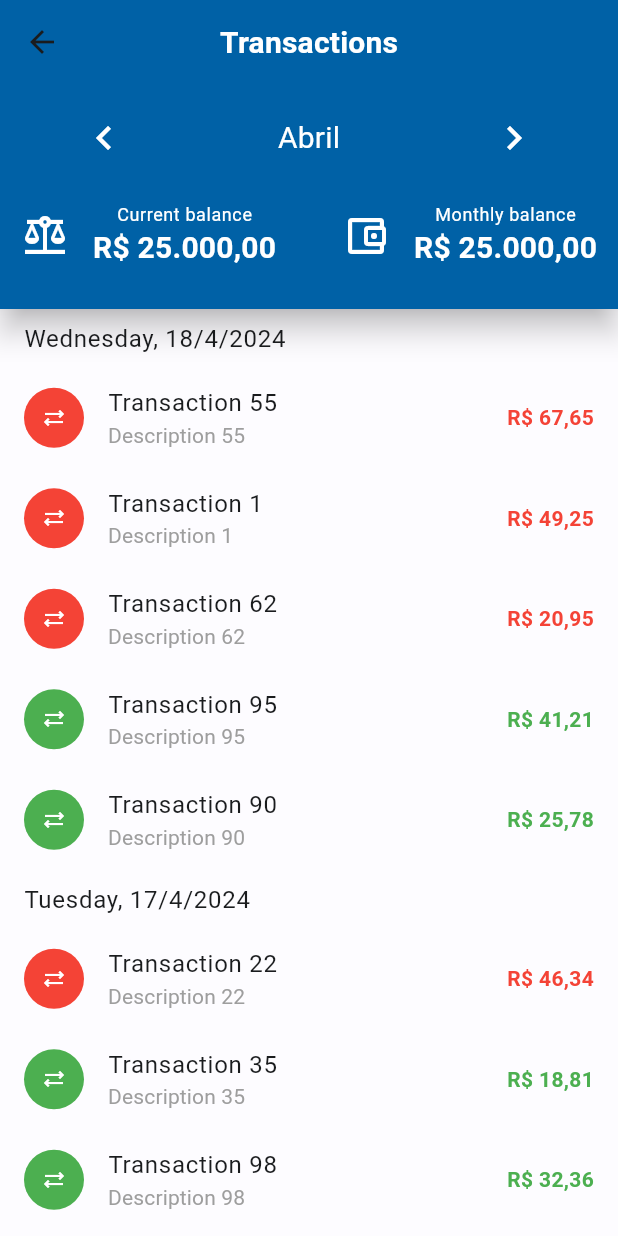
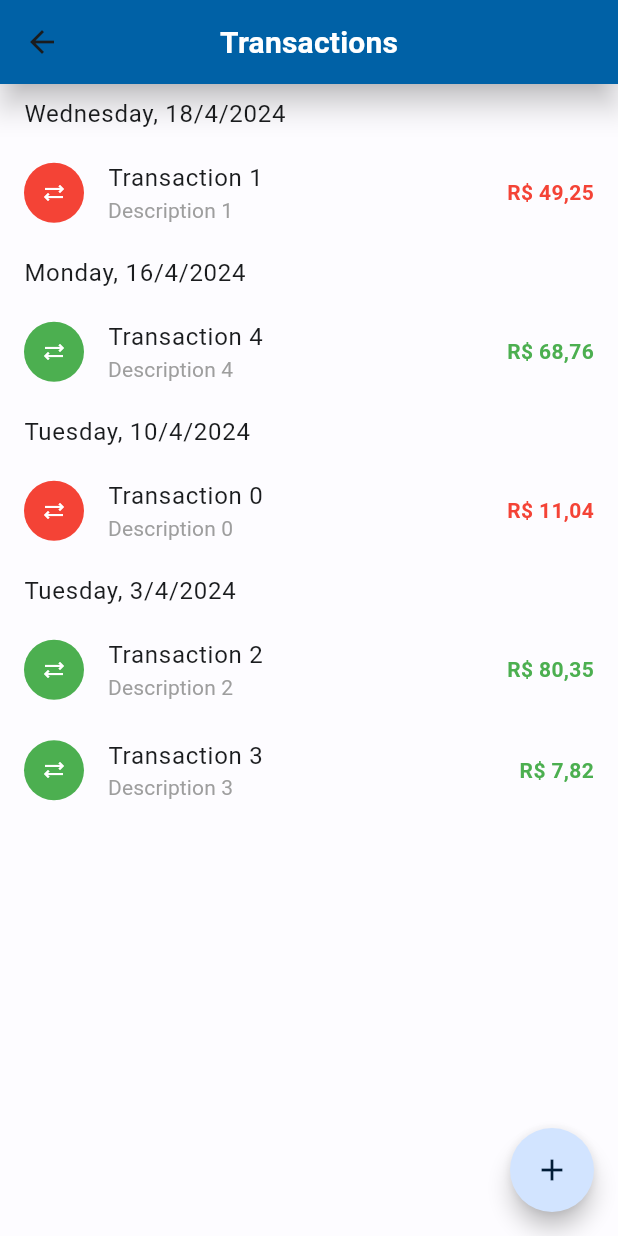
Before and after one commit to joaoduartemariucio/s_mobills, a Flutter app: the TransactionsView screen opened directly, on a phone screen of 412 x 824 dp. Run offline on Flutter 3.47's test engine with Material 3 defaults, Android fonts, the phone set to English and light mode, and no system bars; drawn by our look-alikes of flutter_expandable_fab, grouped_list; our stand-ins replace animated_text_kit, bloc, dio, equatable, flutter_bloc, flutter_secure_storage and 5 more; missing offline and left inert: dio_cache_interceptor, dio_cache_interceptor_hive_store, flutter_flavor; accounts and stored records are empty; generated files the repository leaves out were written again; Roboto replaces fonts that are missing (Roboto-Medium, Roboto-Regular); statements that could not run were skipped.

Commit message:
new transaction page

```diff
--- a/lib/core/helpers/string_helper.dart
+++ b/lib/core/helpers/string_helper.dart
@@ -6,7 +6,7 @@ class StringHelper {
     String lastLetterLastName;
 
     if (nameParts.length > 1 && nameParts.last.isNotEmpty) {
-      lastLetterLastName = nameParts.last.substring(nameParts.last.length - 1);
+      lastLetterLastName = nameParts.last.substring(0, 1);
     } else {
       lastLetterLastName = nameParts[0].substring(nameParts[0].length - 1);
     }
--- a/lib/core/navigation/routes/app_router.dart
+++ b/lib/core/navigation/routes/app_router.dart
@@ -1,8 +1,11 @@
+// ignore_for_file: no_default_cases
+
 import 'package:flutter/material.dart';
 import 'package:flutter_bloc/flutter_bloc.dart';
 import 'package:go_router/go_router.dart';
 import 'package:s_mobills/core/core.dart';
 import 'package:s_mobills/modules/modules.dart';
+import 'package:s_mobills/modules/transactions/presentation/new_transaction/view/new_transaction_page.dart';
 import 'package:s_mobills/ui/ui.dart';
 
 enum Routes {
@@ -13,6 +16,8 @@ enum Routes {
   profile,
   profileEdit,
   transactions,
+  newTransaction,
+  categories
 }
 
 extension RoutesExtension on Routes {
@@ -32,6 +37,10 @@ extension RoutesExtension on Routes {
         return 'edit';
       case Routes.transactions:
         return '/transactions';
+      case Routes.newTransaction:
+        return 'new_transaction';
+      case Routes.categories:
+        return '/categories';
     }
   }
 
@@ -39,6 +48,10 @@ extension RoutesExtension on Routes {
     switch (this) {
       case Routes.profileEdit:
         return '/profile/edit';
+      case Routes.categories:
+        return '/profile/categories';
+      case Routes.newTransaction:
+        return '/transactions/new_transaction';
       default:
         return '';
     }
@@ -76,6 +89,18 @@ class AppRouter {
             // ],
           ),
           GoRoute(
+            path: Routes.transactions.name,
+            pageBuilder: (context, state) => const NoTransitionPage(
+              child: TransactionsPage(),
+            ),
+            routes: [
+              GoRoute(
+                path: Routes.newTransaction.name,
+                builder: (context, state) => const NewTransactionPage(),
+              ),
+            ],
+          ),
+          GoRoute(
             path: Routes.profile.name,
             pageBuilder: (context, state) => const NoTransitionPage(
               child: ProfilePage(),
@@ -86,12 +111,6 @@ class AppRouter {
                 builder: (context, state) => const EditPage(),
               ),
             ],
-          ),
-          GoRoute(
-            path: Routes.transactions.name,
-            pageBuilder: (context, state) => const NoTransitionPage(
-              child: TransactionsPage(),
-            ),
           ),
         ],
       ),
@@ -111,6 +130,12 @@ class AppRouter {
         path: Routes.sign.name,
         pageBuilder: (context, state) => const NoTransitionPage(
           child: SignUpPage(),
+        ),
+      ),
+      GoRoute(
+        path: Routes.categories.name,
+        pageBuilder: (context, state) => const NoTransitionPage(
+          child: TransactionsPage(),
         ),
       ),
     ],
--- a/lib/l10n/arb/app_en.arb
+++ b/lib/l10n/arb/app_en.arb
@@ -29,5 +29,6 @@
     "home": "Home",
     "deleteAccount": "Delete account",
     "editProfileDetails": "Edit your base infos",
-    "save": "Save"
+    "save": "Save",
+    "categories": "Categories"
 }
--- a/lib/l10n/arb/app_pt.arb
+++ b/lib/l10n/arb/app_pt.arb
@@ -29,5 +29,6 @@
     "home": "Home",
     "deleteAccount": "Deletar conta",
     "editProfileDetails": "Edite as informações basicas do seu cadastro",
-    "save": "Salvar"
+    "save": "Salvar",
+    "categories": "Categorias"
 }
--- a/lib/modules/main/presentation/main/view/main_page.dart
+++ b/lib/modules/main/presentation/main/view/main_page.dart
@@ -40,7 +40,7 @@ class MainPage extends StatelessWidget {
             ),
             items: tabs,
             currentIndex: state.index,
-            type: BottomNavigationBarType.fixed,
+            type: BottomNavigationBarType.shifting,
           );
         },
       );
--- /dev/null
+++ b/lib/modules/transactions/domain/model/transaction_type.dart
@@ -0,0 +1 @@
+enum TransactionType { income, expense }
--- a/lib/modules/transactions/presentation/main/cubit/transactions_cubit.dart
+++ b/lib/modules/transactions/presentation/main/cubit/transactions_cubit.dart
@@ -1,9 +1,15 @@
 import 'package:bloc/bloc.dart';
 import 'package:freezed_annotation/freezed_annotation.dart';
+import 'package:s_mobills/core/navigation/routes/app_router.dart';
+import 'package:s_mobills/modules/transactions/domain/model/transaction_type.dart';
 
 part 'transactions_state.dart';
 part 'transactions_cubit.freezed.dart';
 
 class TransactionsCubit extends Cubit<TransactionsState> {
   TransactionsCubit() : super(TransactionsState.initial());
+
+  void addTransaction({required TransactionType type}) {
+    AppRouter.router.push(Routes.newTransaction.fullPath);
+  }
 }
--- a/lib/modules/transactions/presentation/main/view/transactions_page.dart
+++ b/lib/modules/transactions/presentation/main/view/transactions_page.dart
@@ -1,12 +1,12 @@
 // ignore_for_file: avoid_dynamic_calls
-
-import 'dart:io';
 
 import 'package:flutter/material.dart';
 import 'package:flutter_bloc/flutter_bloc.dart';
+import 'package:flutter_expandable_fab/flutter_expandable_fab.dart';
 import 'package:grouped_list/grouped_list.dart';
 import 'package:s_mobills/l10n/l10n.dart';
 import 'package:s_mobills/modules/transactions/domain/model/transaction.dart';
+import 'package:s_mobills/modules/transactions/domain/model/transaction_type.dart';
 import 'package:s_mobills/modules/transactions/presentation/main/cubit/transactions_cubit.dart';
 import 'package:s_mobills/modules/transactions/presentation/widgets/widgets.dart';
 import 'package:s_mobills/ui/ui.dart';
@@ -25,19 +25,16 @@ class TransactionsPage extends StatelessWidget {
 
 class TransactionsView extends StatelessWidget {
   TransactionsView({super.key});
-  final transactions = Transaction.generateRandomTransactions(100);
+
+  final transactions = Transaction.generateRandomTransactions(5);
 
   @override
   Widget build(BuildContext context) {
+    return BlocBuilder<TransactionsCubit, TransactionsState>(
+      builder: (context, state) {
         return Scaffold(
           appBar: SMobillsAppBar(
             title: context.l10n.transactions,
-        bottom: const TransactionAppBarBottom(),
-        customPreferredSize: Size.fromHeight(
-          Platform.isAndroid
-              ? context.mediaQuery.size.height * 0.25
-              : context.mediaQuery.size.height * 0.225,
-        ),
             elevation: 8,
           ),
           backgroundColor: context.colorScheme.background,
@@ -49,8 +46,10 @@ class TransactionsView extends StatelessWidget {
             groupComparator: (value1, value2) => value2.compareTo(value1),
             groupSeparatorBuilder: (String value) {
               final date = DateTime.parse(value);
-          final title =
-              SMobillsDateFormatter.formatDate(context: context, date: date);
+              final title = SMobillsDateFormatter.formatDate(
+                context: context,
+                date: date,
+              );
 
               return TransactionSectionTitle(title: title);
             },
@@ -68,6 +67,37 @@ class TransactionsView extends StatelessWidget {
               );
             },
           ),
+          floatingActionButtonLocation: ExpandableFab.location,
+          floatingActionButton: ExpandableFab(
+            openButtonBuilder: RotateFloatingActionButtonBuilder(
+              child: const Icon(Icons.add),
+              shape: const CircleBorder(),
+            ),
+            closeButtonBuilder: RotateFloatingActionButtonBuilder(
+              child: const Icon(Icons.close),
+              shape: const CircleBorder(),
+            ),
+            children: [
+              FloatingActionButton(
+                backgroundColor: Colors.green.shade700,
+                onPressed: () => context
+                    .read<TransactionsCubit>()
+                    .addTransaction(type: TransactionType.income),
+                shape: const CircleBorder(),
+                child: const Icon(Icons.north_outlined),
+              ),
+              FloatingActionButton(
+                backgroundColor: context.colorScheme.errorContainer,
+                onPressed: () => context
+                    .read<TransactionsCubit>()
+                    .addTransaction(type: TransactionType.expense),
+                shape: const CircleBorder(),
+                child: const Icon(Icons.south_outlined),
+              ),
+            ],
+          ),
+        );
+      },
     );
   }
 }
--- /dev/null
+++ b/lib/modules/transactions/presentation/new_transaction/cubit/new_transaction_state.dart
@@ -0,0 +1,6 @@
+part of 'new_transaction_cubit.dart';
+
+@freezed
+class NewTransactionState with _$NewTransactionState {
+  const factory NewTransactionState.initial() = _Initial;
+}
--- a/pubspec.yaml
+++ b/pubspec.yaml
@@ -16,6 +16,7 @@ dependencies:
   flutter:
     sdk: flutter
   flutter_bloc: ^8.1.4
+  flutter_expandable_fab: ^2.0.0
   flutter_flavor: ^3.1.3
   flutter_localizations:
     sdk: flutter
```
Also changed, not shown: lib/modules/transactions/presentation/new_transaction/cubit/new_transaction_cubit.dart (added, +9 -0 lines), lib/modules/transactions/presentation/new_transaction/view/new_transaction_page.dart (added, +39 -0 lines), lib/modules/transactions/presentation/new_transaction/cubit/new_transaction_cubit.freezed.dart (added), pubspec.lock. Lines whose indentation alone changed are shown as unchanged.
